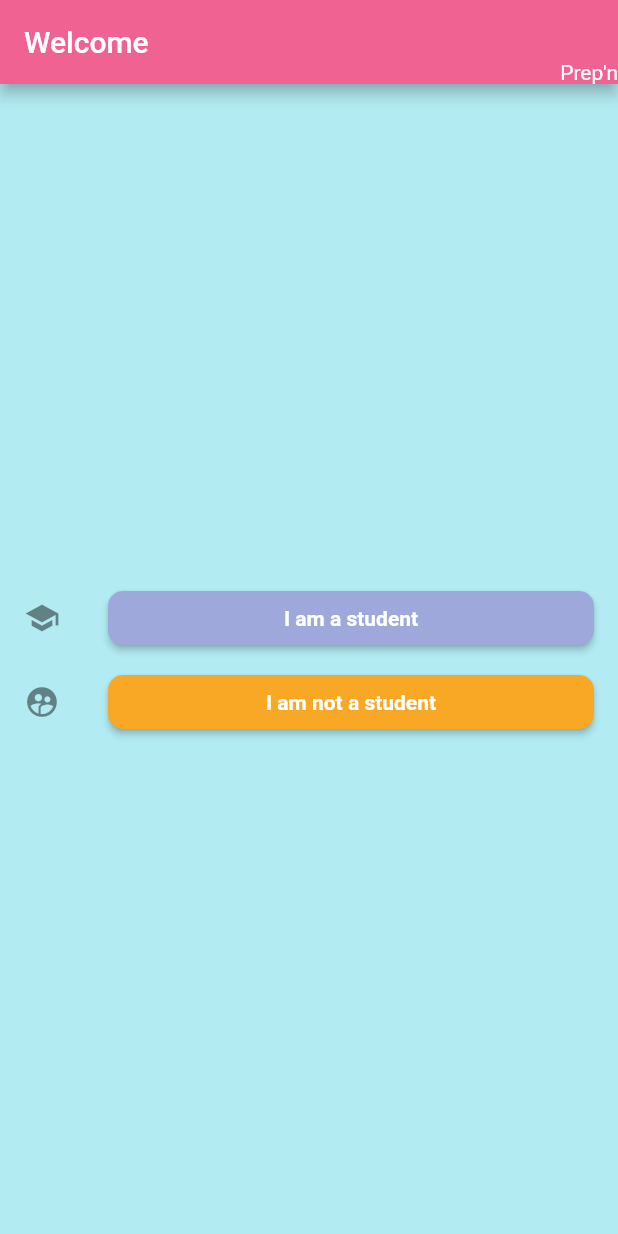
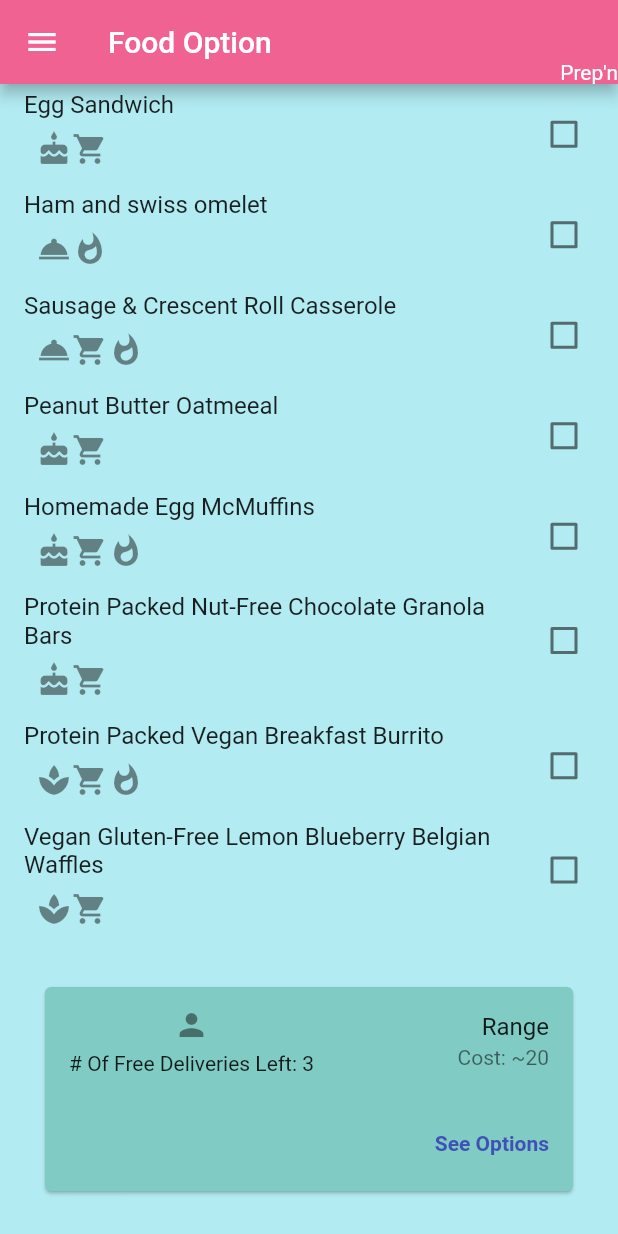
Before and after one commit to Ifavhoney/Prepn, a Flutter app: the screen it shows after launch, on a phone screen of 412 x 824 dp. Run offline on Flutter 3.47's test engine with Material 2 defaults, Android fonts, the phone set to English and light mode, and no system bars; missing offline and left inert: dropdownfield.

Commit message:
Food Selection Screen UI Completed

```diff
--- a/lib/data/main.dart
+++ b/lib/data/main.dart
@@ -1,3 +1,5 @@
+import 'package:flutter/material.dart';
+
 final List<String> schools = <String>[
   "N/A",
   'College: George Brown College',
@@ -5,3 +7,59 @@ final List<String> schools = <String>[
   'University: University Of Toronto',
   'University: Ryerson University',
 ];
+
+//STANDARD - Keys first letter "miniscule",
+//0 = vegan, 1 = vegetarian, 2 = All
+Map<String, dynamic> food = {
+  "breakfast": [
+    {
+      "name": "Egg Sandwich",
+      "diet": 1,
+      "assemble": true,
+      "cook": false,
+      // "calories": 250
+    },
+    {
+      "name": "Ham and swiss omelet",
+      "diet": 2,
+      "assemble": false,
+      "cook": true,
+    },
+    {
+      "name": "Sausage & Crescent Roll Casserole",
+      "diet": 2,
+      "assemble": true,
+      "cook": true
+    },
+    {
+      "name": "Peanut Butter Oatmeeal",
+      "diet": 1,
+      "assemble": true,
+      "cook": false,
+    },
+    {
+      "name": "Homemade Egg McMuffins",
+      "diet": 1,
+      "assemble": true,
+      "cook": true
+    },
+    {
+      "name": "Protein Packed Nut-Free Chocolate Granola Bars",
+      "diet": 1,
+      "assemble": true,
+      "cook": false
+    },
+    {
+      "name": "Protein Packed Vegan Breakfast Burrito",
+      "diet": 0,
+      "assemble": true,
+      "cook": true
+    },
+    {
+      "name": "Vegan Gluten-Free Lemon Blueberry Belgian Waffles",
+      "diet": 0,
+      "assemble": true,
+      "cook": false
+    },
+  ]
+};
--- a/lib/main.dart
+++ b/lib/main.dart
@@ -1,5 +1,6 @@
 import 'package:flutter/material.dart';
 import 'package:prepn/ui/home.dart';
+import 'package:prepn/ui/Food/FoodOptions.dart';
 //import 'package:prepn/ui/studentPortal/register2.dart';
 
 void main() {
@@ -14,6 +15,7 @@ class Prepn extends StatelessWidget {
           brightness: Brightness.light,
           primaryColor: Colors.pink.shade300,
           accentColor: Colors.cyan.shade100,
+          cardColor: Colors.teal.shade200,
           buttonTheme: ButtonThemeData(
               buttonColor: Colors.lightBlue.shade200,
               textTheme: ButtonTextTheme.accent,
@@ -28,9 +30,9 @@ class Prepn extends StatelessWidget {
                   fontWeight: FontWeight.bold,
                   color: Colors.white,
                   fontSize: 50))),
-      title: "Prepn",
+      title: "Prep'n",
       // home: Home(),
-      home: Home(),
+      home: FoodOptions(),
     );
   }
 }
--- /dev/null
+++ b/lib/ui/Food/FoodOptions.dart
@@ -0,0 +1,307 @@
+import 'package:flutter/material.dart';
+import 'package:prepn/data/main.dart' as data;
+
+class FoodOptions extends StatefulWidget {
+  @override
+  _FoodOptionsState createState() => _FoodOptionsState();
+}
+
+class _FoodOptionsState extends State<FoodOptions> {
+  //instances
+  List<String> _selectedFoods = List();
+  //print(cheese.length);
+  Map<String, dynamic> food = data.food;
+
+  int groupValue = -1;
+
+  bool checkBoxValue = false;
+
+  List<Widget> _addWidget = List();
+
+  //methods
+  void _onChanged(int value) {
+    switch (value) {
+      case 0:
+        setState(() {
+          this.groupValue = value;
+        });
+        break;
+      case 1:
+        setState(() {
+          this.groupValue = value;
+        });
+        break;
+
+      case 2:
+        setState(() {
+          this.groupValue = value;
+        });
+        break;
+    }
+  }
+
+  void _checkBoxOnChanged(bool value) {
+    setState(() {
+      checkBoxValue = value;
+    });
+  }
+
+  Widget _showFoodIcons(
+    String name,
+    int diet,
+    bool assemble,
+    bool cook,
+  ) {
+    //Refresh
+    _addWidget = [Text("")];
+
+    switch (diet) {
+      case 0:
+
+        //for readable purposes (Can be improved)
+        if (diet == 0) {
+          _addWidget.add(Icon(Icons.spa));
+        }
+        if (assemble == true) {
+          _addWidget.add(Icon(Icons.local_grocery_store));
+        }
+
+        if (cook == true) {
+          _addWidget.add(Icon(Icons.whatshot));
+        }
+        return Column(
+          crossAxisAlignment: CrossAxisAlignment.start,
+          children: <Widget>[
+            Text("$name"),
+            Padding(
+              padding: const EdgeInsets.all(8.0),
+              child: Row(
+                children:
+                    _addWidget.map((showFoodIcons) => showFoodIcons).toList(),
+              ),
+            )
+          ],
+        );
+
+      case 1:
+
+        //Adding to the List
+        if (diet == 1) {
+          _addWidget.add(Icon(Icons.cake));
+        }
+        if (assemble == true) {
+          _addWidget.add(Icon(Icons.local_grocery_store));
+        }
+
+        if (cook == true) {
+          _addWidget.add(Icon(Icons.whatshot));
+        }
+
+        return Column(
+          crossAxisAlignment: CrossAxisAlignment.start,
+          children: <Widget>[
+            Text("$name"),
+            Padding(
+              padding: const EdgeInsets.all(8.0),
+              child: Row(
+                children:
+                    _addWidget.map((showFoodIcons) => showFoodIcons).toList(),
+              ),
+            )
+          ],
+        );
+        break;
+
+      case 2:
+        //for readable purposes (Can be improved)
+        if (diet == 2) {
+          _addWidget.add(Icon(Icons.room_service));
+        }
+        if (assemble == true) {
+          _addWidget.add(Icon(Icons.local_grocery_store));
+        }
+
+        if (cook == true) {
+          _addWidget.add(Icon(Icons.whatshot));
+        }
+        return Column(
+          crossAxisAlignment: CrossAxisAlignment.start,
+          children: <Widget>[
+            Text("$name"),
+            Padding(
+              padding: const EdgeInsets.all(8.0),
+              child: Row(
+                children:
+                    _addWidget.map((showFoodIcons) => showFoodIcons).toList(),
+              ),
+            )
+          ],
+        );
+        break;
+    }
+  }
+
+  @override
+  Widget build(BuildContext context) {
+    var _foodBreakfast = food["breakfast"];
+    // print(_foodBreakfast[5]["cook"]);
+    //print(food["breakfast"].length);
+
+    return Scaffold(
+        appBar: AppBar(
+          title: Text("Food Option"),
+          actions: <Widget>[
+            Container(
+              alignment: Alignment.bottomRight,
+              child: Text("Prep'n"),
+            )
+          ],
+        ),
+        drawer: Drawer(
+          child: Container(
+            color: Theme.of(context).cardColor,
+            child: ListView(
+              children: <Widget>[
+                ListTile(
+                    title: Text("Filter Box"),
+                    subtitle: Container(
+                      alignment: Alignment.topLeft,
+                      margin: EdgeInsets.fromLTRB(0, 20, 0, 0),
+                      child: FittedBox(
+                        child: Column(
+                          children: <Widget>[
+                            Text("Diet"),
+                            Row(
+                              children: <Widget>[
+                                Container(
+                                    width: 300,
+                                    child: Divider(color: Colors.red)),
+                              ],
+                            ),
+                            Row(
+                              children: <Widget>[
+                                Text("All"),
+                                Radio(
+                                  value: 0,
+                                  groupValue: this.groupValue,
+                                  onChanged: this._onChanged,
+                                ),
+                                Text("Vegetarian"),
+                                Radio(
+                                  value: 1,
+                                  groupValue: this.groupValue,
+                                  onChanged: this._onChanged,
+                                ),
+                                Text("Vegan"),
+                                Radio(
+                                  value: 2,
+                                  groupValue: this.groupValue,
+                                  onChanged: this._onChanged,
+                                ),
+                              ],
+                            ),
+                            /*
+                            Text("Ways To Prep"),
+                              Row(
+                              children: <Widget>[
+                                Container(
+                                    width: 300,
+                                    child: Divider(color: Colors.red)),
+                              ],
+                            ),
+                            Row(
+                              children: <Widget>[
+                                Checkbox(
+                                    value: checkBoxValue,
+                                    onChanged: _checkBoxOnChanged)
+                              ],
+                            ) */
+                          ],
+                        ),
+                      ),
+                    ))
+              ],
+            ),
+          ),
+        ),
+        backgroundColor: Theme.of(context).accentColor,
+        body: Builder(
+            builder: (context) => Container(
+                  child: Column(
+                    children: <Widget>[
+                      Expanded(
+                        child: ListView.builder(
+                          itemCount: _foodBreakfast.length,
+                          itemBuilder: (BuildContext context, int position) {
+                            return CheckboxListTile(
+                              //true whenever contains name
+                              value: _selectedFoods
+                                  .contains(_foodBreakfast[position]["name"]),
+                              title: _showFoodIcons(
+                                  _foodBreakfast[position]["name"],
+                                  _foodBreakfast[position]["diet"],
+                                  _foodBreakfast[position]["assemble"],
+                                  _foodBreakfast[position]["cook"]),
+                              onChanged: (bool selected) {
+                                //by default value == true
+                                if (selected == true) {
+                                  setState(() {
+                                    _selectedFoods
+                                        .add(_foodBreakfast[position]["name"]);
+                                  });
+                                } else {
+                                  setState(() {
+                                    _selectedFoods.remove(
+                                        _foodBreakfast[position]["name"]);
+                                  });
+                                }
+                              },
+                            );
+                          },
+                        ),
+                      ),
+                      Card(
+                          margin: EdgeInsets.fromLTRB(30, 5, 30, 30),
+                          child: Column(
+                            mainAxisSize: MainAxisSize.min,
+                            //  mainAxisAlignment: m
+                            children: <Widget>[
+                              ListTile(
+                                leading: Container(
+                                    child: Column(
+                                  mainAxisAlignment:
+                                      MainAxisAlignment.spaceEvenly,
+                                  children: <Widget>[
+                                    Icon(Icons.person),
+                                    Text("# Of Free Deliveries Left: 3")
+                                  ],
+                                )),
+                                title: Container(
+                                  alignment: Alignment.topRight,
+                                  child: Text("Range"),
+                                ),
+                                subtitle: Container(
+                                  child: Text("Cost: ~20"),
+                                  alignment: Alignment.topRight,
+                                ),
+                              ),
+                              ButtonTheme.bar(
+                                child: ButtonBar(
+                                  children: <Widget>[
+                                    FlatButton(
+                                      child: Text(
+                                        "See Options",
+                                        style: TextStyle(color: Colors.indigo),
+                                      ),
+                                      onPressed: () {},
+                                    )
+                                  ],
+                                ),
+                              )
+                            ],
+                          )),
+                    ],
+                  ),
+                )));
+  }
+}
--- a/pubspec.yaml
+++ b/pubspec.yaml
@@ -42,8 +42,9 @@ flutter:
   uses-material-design: true
 
   # To add assets to your application, add an assets section, like this:
-  # assets:
-  #  - images/a_dot_burr.jpeg
+  assets:
+   - assets/eggSandwich.jpg
+   - assets/eggSandwich1.png
   #  - images/a_dot_ham.jpeg
 
   # An image asset can refer to one or more resolution-specific "variants", see
```
Also changed, not shown: assets/eggSandwich.jpg (added), assets/eggSandwich1.jpg (added), assets/eggSandwich1.png (added).
